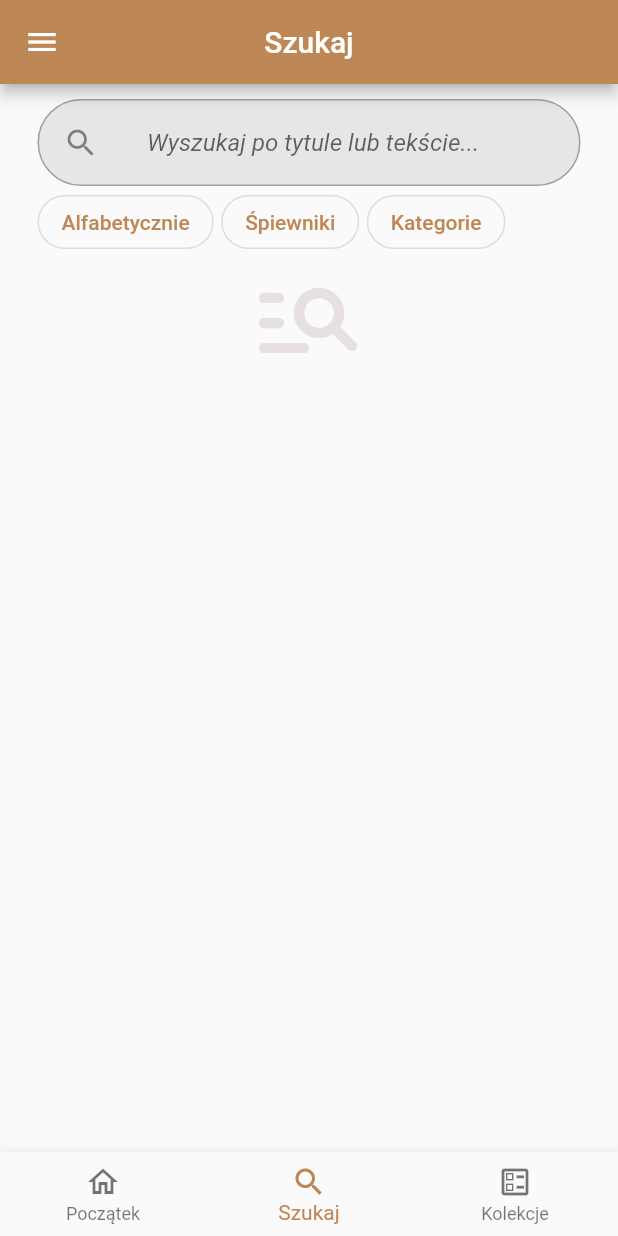
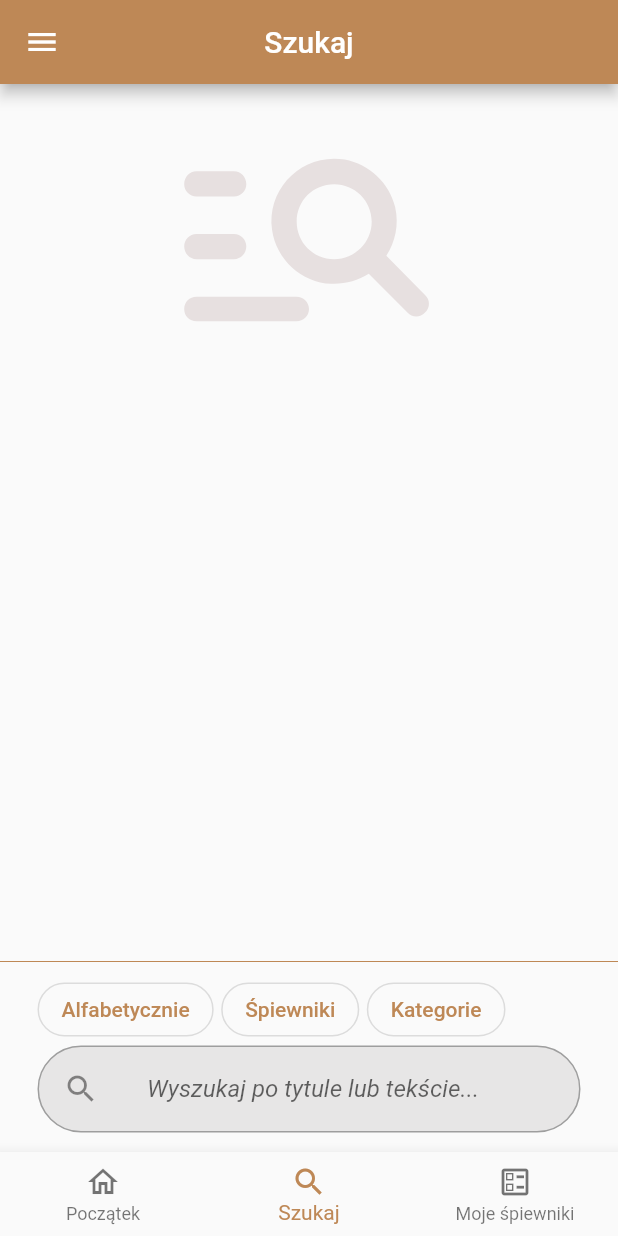
Before and after one commit to Wikcio1618/HymnalApp, a Flutter app: the screen it shows after launch, item 2 of the bottom bar chosen, on a phone screen of 412 x 824 dp. Run offline on Flutter 3.47's test engine with Material 2 defaults, Android fonts, the phone set to English and light mode, and no system bars; our stand-ins replace google_fonts.

Commit message:
Search functionality almost finished. some design added

```diff
--- a/lib/main.dart
+++ b/lib/main.dart
@@ -21,7 +21,7 @@ class MyApp extends StatelessWidget {
         onSecondary: Color.fromARGB(255, 255, 255, 255),
         error: Color.fromARGB(255, 151, 48, 48),
         onError: Color.fromARGB(255, 251, 250, 250),
-        background: Color.fromARGB(255, 252, 251, 251),
+        background: Color.fromARGB(255, 231, 230, 230),
         onBackground: Color.fromARGB(255, 0, 0, 0),
         surface: Color.fromARGB(255, 251, 250, 250),
         onSurface: Color.fromARGB(255, 0, 0, 0),
--- a/lib/root.dart
+++ b/lib/root.dart
@@ -13,7 +13,7 @@ class RootPage extends StatefulWidget {
 class _RootPageState extends State<RootPage> {
   int currPage = 0;
   List<Widget> pagesWidgets = const [Home(), Search(), Collections()];
-  List<String> pagesTitles = const ['Początek', 'Szukaj', 'Kolekcje'];
+  List<String> pagesTitles = const ['Początek', 'Szukaj', 'Moje śpiewniki'];
   bool isSwitched = false;
 
   @override
@@ -24,12 +24,12 @@ class _RootPageState extends State<RootPage> {
         centerTitle: true,
       ),
       body: pagesWidgets[currPage],
-      drawer: _addCustomDrawer(),
-      bottomNavigationBar: _addCustomNavigationBar(),
+      drawer: _buildCustomDrawer(),
+      bottomNavigationBar: _buildCustomNavigationBar(),
     );
   }
 
-  _addCustomDrawer() {
+  _buildCustomDrawer() {
     return Drawer(
       child: ListView(
         padding: EdgeInsets.zero,
@@ -65,7 +65,7 @@ class _RootPageState extends State<RootPage> {
     );
   }
 
-  _addCustomNavigationBar() {
+  _buildCustomNavigationBar() {
     return BottomNavigationBar(
       items: [
         BottomNavigationBarItem(
--- a/lib/root_search.dart
+++ b/lib/root_search.dart
@@ -1,8 +1,8 @@
 import 'package:flutter/material.dart';
-import 'package:hymnal_app/search_alphabet.dart';
-import 'package:hymnal_app/search_category.dart';
-import 'package:hymnal_app/search_nothing.dart';
-import 'package:hymnal_app/search_songbook.dart';
+import 'package:hymnal_app/search/search_alphabet.dart';
+import 'package:hymnal_app/search/search_category.dart';
+import 'package:hymnal_app/search/search_nothing.dart';
+import 'package:hymnal_app/search/search_songbook.dart';
 
 class Search extends StatefulWidget {
   const Search({super.key});
@@ -14,38 +14,34 @@ class Search extends StatefulWidget {
 class _SearchState extends State<Search> {
   static List<Widget> searchBody = const [
     AlphabeticalListView(),
-    SongbookListView(),
-    CategoryListView(),
+    SongbookMenu(),
+    CategoryMenu(),
     NoSearchYet(),
   ];
   int currSearch = searchBody.length - 1;
   final List<bool> selected =
-      List.generate(searchBody.length - 1, (index) => false);
+      List.generate(searchBody.length, (index) => false);
 
   @override
   Widget build(BuildContext context) {
     return _customSearchContainer();
   }
 
-  Widget _customSearchContainer() => SingleChildScrollView(
+  Widget _customSearchContainer() => Column(
+        children: [
+/*             const Divider(
+              color: Colors.black,
+              height: 20,
+            ), */
+          Expanded(
+              child: SingleChildScrollView(
+                  physics: const BouncingScrollPhysics(),
+                  child: searchBody[currSearch])),
+          const Divider(color: Color.fromARGB(255, 190, 136, 86)),
+          Padding(
+            padding: const EdgeInsets.only(bottom: 10, right: 25, left: 25),
             child: Column(
               children: [
-            Padding(
-              padding: const EdgeInsets.only(top: 10, right: 25, left: 25),
-              child: Column(children: [
-                const ListTile(
-                  tileColor: Color.fromARGB(255, 231, 230, 230),
-                  shape: RoundedRectangleBorder(
-                      side: BorderSide(color: Colors.grey),
-                      borderRadius: BorderRadius.all(Radius.circular(30))),
-                  leading: Icon(Icons.search),
-                  title: TextField(
-                    decoration: InputDecoration(
-                        border: InputBorder.none,
-                        hintText: 'Wyszukaj po tytule lub tekście...',
-                        hintStyle: TextStyle(fontStyle: FontStyle.italic)),
-                  ),
-                ),
                 Row(
                   children: [
                     _customSearchOutlinedButton('Alfabetycznie', 0),
@@ -54,46 +50,55 @@ class _SearchState extends State<Search> {
                     const SizedBox(width: 5),
                     _customSearchOutlinedButton('Kategorie', 2),
                   ],
-                )
-              ]),
                 ),
-            searchBody[currSearch],
+                ListTile(
+                  tileColor: const Color.fromARGB(255, 231, 230, 230),
+                  shape: const RoundedRectangleBorder(
+                      side: BorderSide(color: Colors.grey),
+                      borderRadius: BorderRadius.all(Radius.circular(30))),
+                  leading: const Icon(Icons.search),
+                  title: TextField(
+                    autocorrect: false,
+                    // autofocus: true,
+                    onTap: () {
+                      onSearchOptionTap(3);
+                    },
+                    decoration: const InputDecoration(
+                        border: InputBorder.none,
+                        hintText: 'Wyszukaj po tytule lub tekście...',
+                        hintStyle: TextStyle(fontStyle: FontStyle.italic)),
+                  ),
+                ),
+                const SizedBox(
+                  height: 3,
+                ),
               ],
             ),
+          ),
+        ],
       );
 
   Widget _customSearchOutlinedButton(String label, int index) => OutlinedButton(
         onPressed: () {
+          onSearchOptionTap(index);
+          FocusScope.of(context).requestFocus(FocusNode());
+        },
+        style: ButtonStyle(
+            backgroundColor: selected[index]
+                ? const MaterialStatePropertyAll(
+                    Color.fromARGB(255, 231, 230, 230))
+                : null,
+            shape: MaterialStateProperty.all(RoundedRectangleBorder(
+                borderRadius: BorderRadius.circular(30)))),
+        child: Text(label),
+      );
+
+  onSearchOptionTap(int index) {
     setState(() {
       selected.setAll(
           0, List.generate(searchBody.length - 1, (index) => false));
       selected[index] = true;
       currSearch = index;
     });
-      },
-      style: ButtonStyle(
-          backgroundColor: selected[index]
-              ? const MaterialStatePropertyAll<Color>(
-                  Color.fromARGB(255, 231, 230, 230))
-              : null,
-          shape: MaterialStateProperty.all<RoundedRectangleBorder>(
-              RoundedRectangleBorder(borderRadius: BorderRadius.circular(30)))),
-      child: Text(label));
-
-/*
-
-  Widget _onAlphabeticalOptionChosen() {
-    return AlphabetListScrollView(strList: Hymn.getTitles(), indexedHeight: (i) => 80,);
   }
-
-  List<Widget> _libraryListTiles(List<Hymn> hymns) {
-    List<Widget> viewTiles = [];
-    for (var hymn in hymns) {
-      viewTiles.add(ListTile(
-        title: Text(hymn.title),
-        subtitle: Text(hymn.text),
-      ));
 }
-    return viewTiles;
-  } */
-}
--- a/lib/search_alphabet.dart
+++ b/lib/search/search_alphabet.dart
@@ -1,7 +1,7 @@
 import 'package:flutter/material.dart';
-import 'package:hymnal_app/search_tile_builder.dart';
+import 'package:hymnal_app/services/tile_builder.dart';
 
-import 'model/hymn.dart';
+import '../model/hymn.dart';
 
 class AlphabeticalListView extends StatefulWidget {
   const AlphabeticalListView({super.key});
--- a/lib/search_nothing.dart
+++ b/lib/search/search_nothing.dart
@@ -6,10 +6,13 @@ class NoSearchYet extends StatelessWidget {
   @override
   Widget build(BuildContext context) {
     return const Center(
-      child: Icon(
-        Icons.manage_search_rounded,
-        size: 80,
-        color: Color.fromARGB(255, 231, 224, 224),
+      child: Align(
+        alignment: Alignment.center,
+        child: Icon(
+          Icons.manage_search_rounded,
+          size: 200,
+          color: Color.fromARGB(255, 231, 224, 224),
+        ),
       ),
     );
   }
--- a/lib/songbook_discover.dart
+++ b/lib/search/songbook_discover.dart
@@ -1,14 +1,13 @@
 import 'package:flutter/material.dart';
 import 'package:hymnal_app/model/enums.dart';
 import 'package:hymnal_app/model/hymn.dart';
-import 'package:hymnal_app/search_tile_builder.dart';
+import 'package:hymnal_app/services/tile_builder.dart';
 
 class DiscoverSongbookPage extends StatelessWidget {
   DiscoverSongbookPage(this.option, {super.key});
 
   final int option;
-  late final List<Hymn> hymnsOfSongbook =
-      Hymn.getHymnsOfSongbook(Songbooks.values[option], option);
+  late final List<Hymn> hymnsOfSongbook = Hymn.getHymnsOfSongbook(option);
 
   @override
   Widget build(BuildContext context) {
--- a/lib/search_tile_builder.dart
+++ b/lib/services/tile_builder.dart
@@ -1,5 +1,5 @@
 import 'package:flutter/material.dart';
-import 'model/hymn.dart';
+import '../model/hymn.dart';
 
 class TileBuilder {
   static Widget customRubricTile(String label) => Column(children: [
--- a/pubspec.yaml
+++ b/pubspec.yaml
@@ -37,6 +37,7 @@ dependencies:
   # Use with the CupertinoIcons class for iOS style icons.
   cupertino_icons: ^1.0.2
   scrollable_positioned_list: ^0.3.4
+  google_fonts: ^3.0.1
 
 dev_dependencies:
   flutter_test:
```
Also changed, not shown: lib/model/enums.dart (+15 -0 lines), lib/model/hymn.dart (+24 -1 lines), lib/search/category_discover.dart (added, +23 -0 lines), lib/search/search_category.dart (renamed from lib/search_songbook.dart, +18 -15 lines), lib/search/search_songbook.dart (added, +76 -0 lines), lib/search_category.dart (deleted, +0 -15 lines), pubspec.lock, 1 other file. Lines whose indentation alone changed are shown as unchanged.
